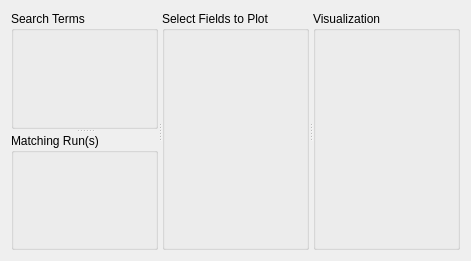
BCDA-APS/gemviz, file gemviz/resources/bluesky_runs_catalog.ui: the form before one commit.
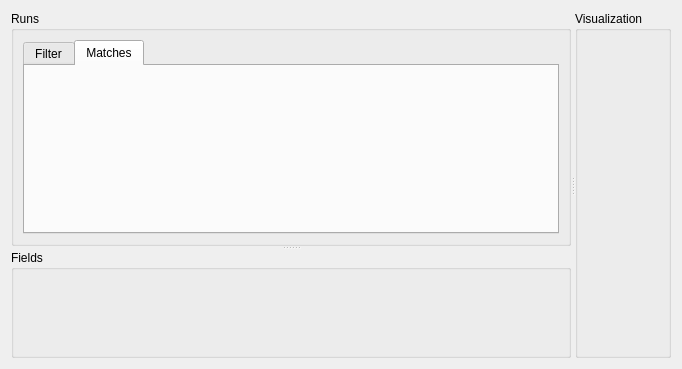
The form after the commit.

Commit message: UI #200 rearrange the panels

```diff
--- a/gemviz/resources/bluesky_runs_catalog.ui
+++ b/gemviz/resources/bluesky_runs_catalog.ui
@@ -6,8 +6,8 @@
    <rect>
     <x>0</x>
     <y>0</y>
-    <width>471</width>
-    <height>261</height>
+    <width>682</width>
+    <height>369</height>
    </rect>
   </property>
   <property name="windowTitle">
@@ -29,25 +29,39 @@
       <property name="opaqueResize">
        <bool>false</bool>
       </property>
-      <widget class="QGroupBox" name="filter_groupbox">
-       <property name="title">
-        <string>Search Terms</string>
-       </property>
-       <layout class="QHBoxLayout" name="horizontalLayout"/>
-      </widget>
       <widget class="QGroupBox" name="runs_groupbox">
        <property name="title">
-        <string>Matching Run(s)</string>
+        <string>Runs</string>
+       </property>
+       <layout class="QHBoxLayout" name="horizontalLayout">
+        <item>
+         <widget class="QTabWidget" name="tabWidget">
+          <property name="currentIndex">
+           <number>1</number>
+          </property>
+          <widget class="QWidget" name="tab_filter">
+           <attribute name="title">
+            <string>Filter</string>
+           </attribute>
+           <layout class="QVBoxLayout" name="verticalLayout_3"/>
+          </widget>
+          <widget class="QWidget" name="tab_matches">
+           <attribute name="title">
+            <string>Matches</string>
+           </attribute>
+           <layout class="QVBoxLayout" name="verticalLayout_4"/>
+          </widget>
+         </widget>
+        </item>
+       </layout>
+      </widget>
+      <widget class="QGroupBox" name="fields_groupbox">
+       <property name="title">
+        <string>Fields</string>
        </property>
        <layout class="QHBoxLayout" name="horizontalLayout_2"/>
       </widget>
      </widget>
-     <widget class="QGroupBox" name="fields_groupbox">
-      <property name="title">
-       <string>Select Fields to Plot</string>
-      </property>
-      <layout class="QVBoxLayout" name="verticalLayout_2"/>
-     </widget>
      <widget class="QGroupBox" name="viz_groupbox">
       <property name="title">
        <string>Visualization</string>
```
The commit also changes 1 other file.
